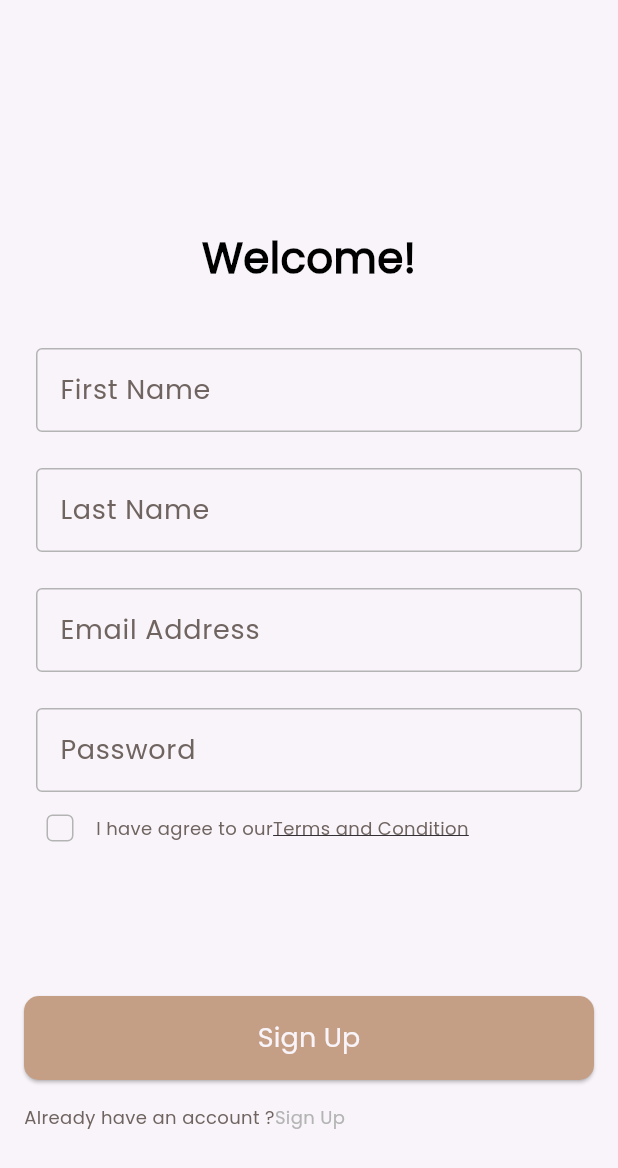
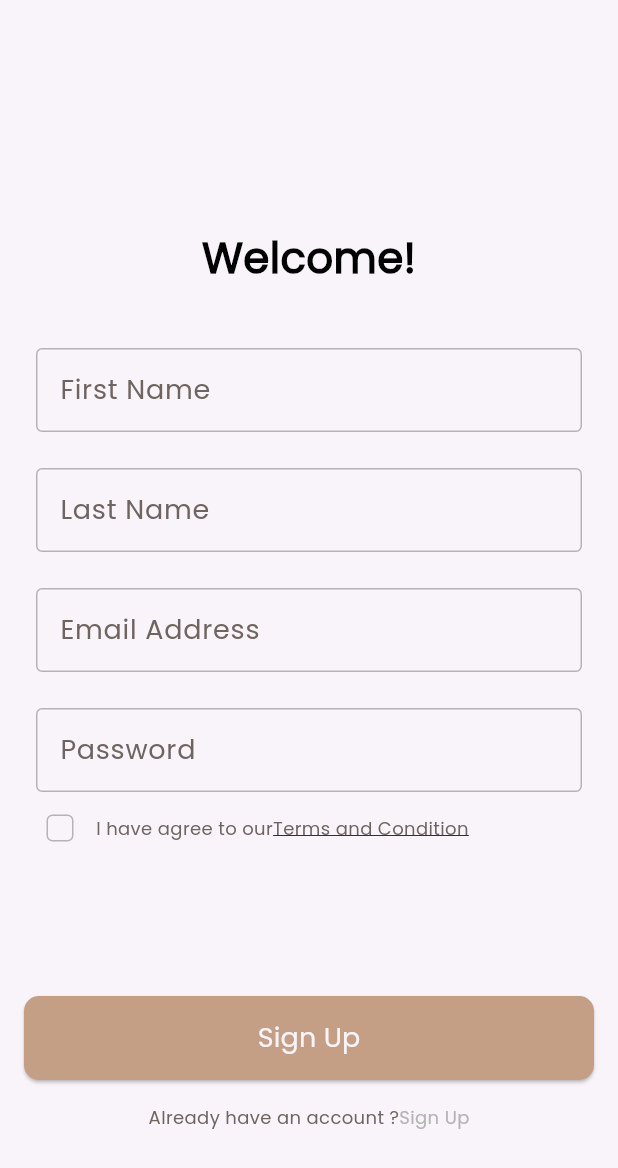
Before and after one commit to Elhadedy36/Dalel-app, a Flutter app: the SignUpView screen opened by its route, on a phone screen of 412 x 824 dp. Shown: the top 1168 px of the screen. Run offline on Flutter 3.47's test engine with Material 3 defaults, Android fonts, the phone set to English and light mode, and no system bars; our stand-ins replace get_it, go_router, shared_preferences, smooth_page_indicator; accounts and stored records are empty.

Commit message:
finish sign up UI

```diff
--- a/lib/features/auth/presentation/view/sign_up_view.dart
+++ b/lib/features/auth/presentation/view/sign_up_view.dart
@@ -79,10 +79,13 @@ final String text1;
 final String text2;
   @override
   Widget build(BuildContext context) {
-    return Text.rich(
-       TextSpan(children: [
-      TextSpan(text:text1,style: CustomTextStyles.poppins400style12),
-      TextSpan(text: text2,style: CustomTextStyles.poppins400style12.copyWith(color: AppColors.lightGrey))
-    ]));
+    return Align(
+      alignment: Alignment.center,
+      child: Text.rich(
+         TextSpan(children: [
+        TextSpan(text:text1,style: CustomTextStyles.poppins400style12),
+        TextSpan(text: text2,style: CustomTextStyles.poppins400style12.copyWith(color: AppColors.lightGrey))
+      ])),
+    );
   }
 }
```
